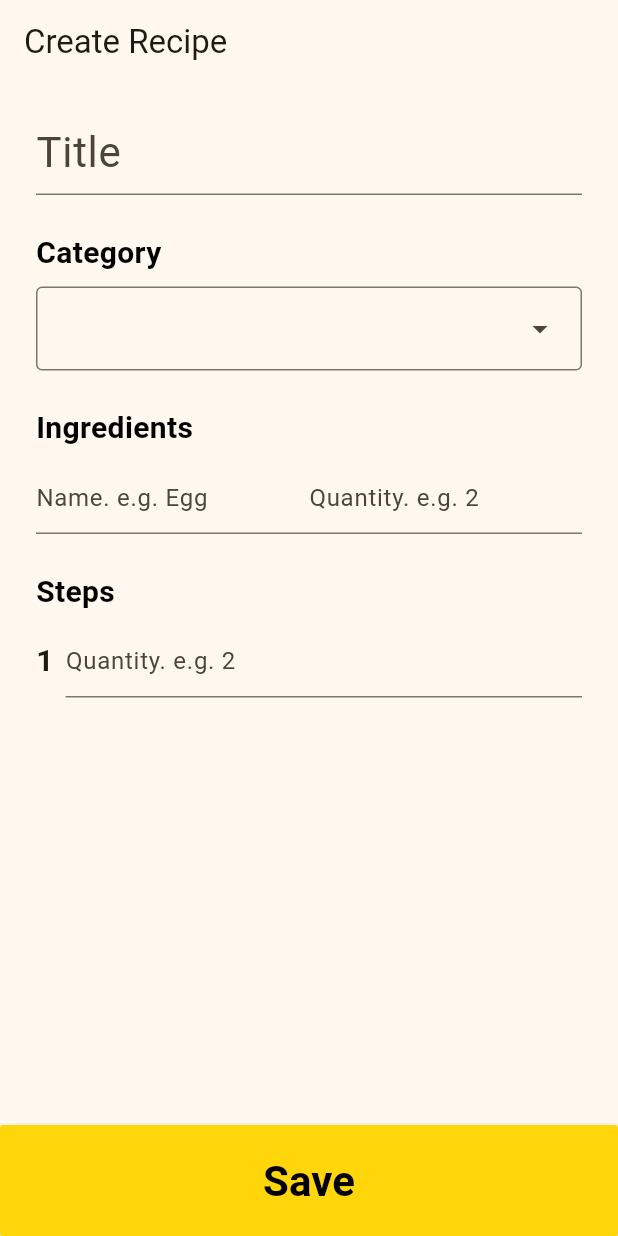
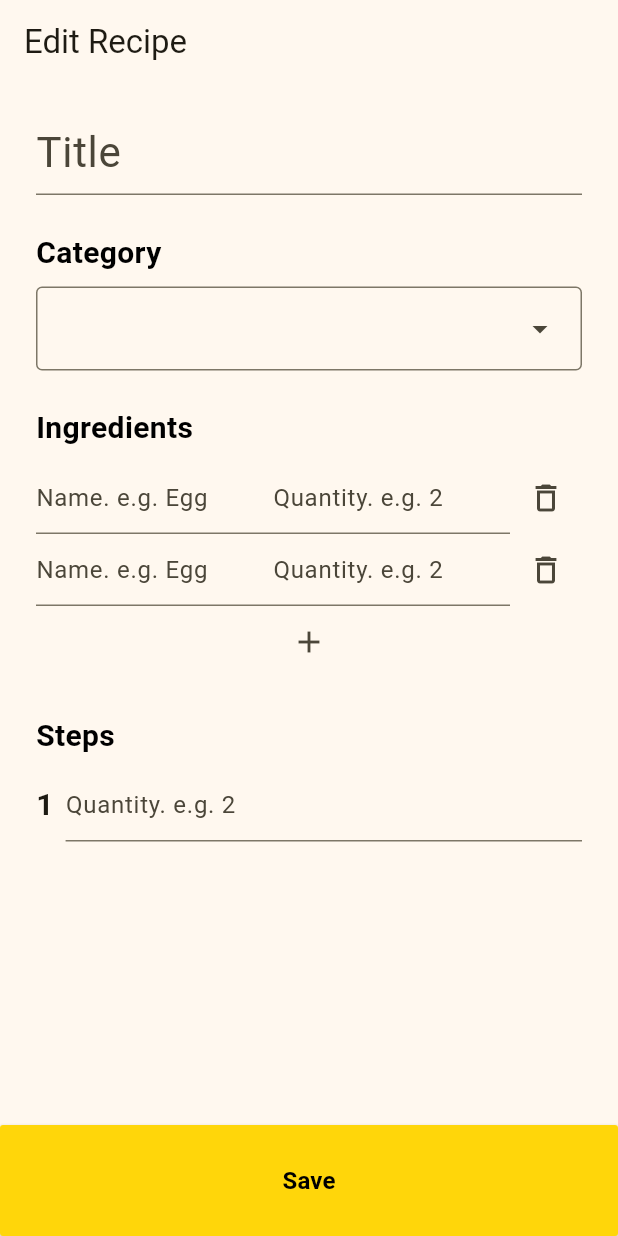
Before and after one commit to yzzhuo/Ricetta, a Flutter app: the RecipeEditScreen screen opened by its route, on a phone screen of 412 x 824 dp. Run offline on Flutter 3.47's test engine with Material 3 defaults, Android fonts, the phone set to English and light mode, and no system bars; our stand-ins replace cloud_firestore, firebase_auth, firebase_core, firebase_storage, flutter_riverpod, go_router; accounts and stored records are empty; statements that could not run were skipped.

Commit message:
feat: update ingredients

```diff
--- a/lib/models/recipe.dart
+++ b/lib/models/recipe.dart
@@ -1,13 +1,21 @@
 import 'package:Ricetta/models/category.dart';
 
 class Ingredient {
-  final String name;
-  final String quantity;
+  String name;
+  String quantity;
 
   Ingredient({
     required this.name,
     required this.quantity,
   });
+
+  set(String key, String value) {
+    if (key == 'name') {
+      name = value;
+    } else if (key == 'quantity') {
+      quantity = value;
+    }
+  }
 }
 
 class Recipe {
@@ -15,7 +23,7 @@ class Recipe {
   RecipeCategory? category;
   final String title;
   final String imageUrl;
-  final List<Ingredient> ingredients;
+  List<Ingredient> ingredients;
   final List<String> steps;
   final String categoryId;
   late bool isFavourite;
--- a/lib/routes/router.dart
+++ b/lib/routes/router.dart
@@ -15,8 +15,7 @@ final router = GoRouter(
         path: '/',
         builder: (context, state) => Layout(child: const HomeScreen())),
     GoRoute(
-        path: '/recipe/edit',
-        builder: (context, state) => const RecipeEditScreen()),
+        path: '/recipe/edit', builder: (context, state) => RecipeEditScreen()),
     GoRoute(
         path: '/recipe/:recipeId',
         builder: (context, state) => Layout(
--- a/lib/screens/recipe_edit_screen.dart
+++ b/lib/screens/recipe_edit_screen.dart
@@ -4,34 +4,57 @@ import 'package:Ricetta/providers/category_provider.dart';
 import 'package:flutter/material.dart';
 import 'package:flutter_riverpod/flutter_riverpod.dart';
 
+final Recipe defaultRecipe = Recipe(
+  id: '',
+  title: '',
+  imageUrl: '',
+  categoryId: '',
+  ingredients: [
+    Ingredient(name: '', quantity: ''),
+    Ingredient(name: '', quantity: '')
+  ],
+  steps: [''],
+);
+
 class RecipeEditScreen extends ConsumerStatefulWidget {
-  final Recipe? recipe; // Assuming there's a Recipe model
-  const RecipeEditScreen({super.key, this.recipe});
+  Recipe? recipe; // Assuming there's a Recipe model
+  RecipeEditScreen({super.key, this.recipe}) {
+    recipe = recipe ?? defaultRecipe;
+  }
 
   @override
   _RecipeEditScreenState createState() => _RecipeEditScreenState();
 }
 
 class _RecipeEditScreenState extends ConsumerState<RecipeEditScreen> {
+  late Recipe _editableRecipe;
   final _formKey = GlobalKey<FormState>();
   late TextEditingController _titleController;
-  final TextEditingController _categoryController = TextEditingController();
-
-  late TextEditingController _descriptionController;
+  late TextEditingController _categoryController = TextEditingController();
 
   @override
   void initState() {
     super.initState();
+    _editableRecipe = widget.recipe!;
     _titleController = TextEditingController(text: widget.recipe?.title ?? '');
-    _descriptionController =
-        TextEditingController(text: widget.recipe?.title ?? '');
+    _categoryController =
+        TextEditingController(text: widget.recipe?.categoryId ?? '');
   }
 
   @override
   void dispose() {
     _titleController.dispose();
-    _descriptionController.dispose();
+    _categoryController.dispose();
     super.dispose();
+  }
+
+  void _removeIngredient(String name) {
+    print(_editableRecipe.ingredients);
+    // Method to remove an ingredient
+    setState(() {
+      _editableRecipe.ingredients
+          .removeWhere((element) => element.name == name);
+    });
   }
 
   @override
@@ -94,33 +117,33 @@ class _RecipeEditScreenState extends ConsumerState<RecipeEditScreen> {
                           const SizedBox(height: 8),
                           Expanded(
                               child: Column(
-                            children: [
-                              Row(
-                                mainAxisAlignment:
-                                    MainAxisAlignment.spaceBetween,
-                                children: [
-                                  const Expanded(
-                                      child: TextField(
-                                    decoration: InputDecoration(
-                                      hintText: 'Name. e.g. Egg',
-                                    ),
-                                  )),
-                                  Expanded(
-                                      child: TextFormField(
-                                    decoration: const InputDecoration(
-                                      hintText: 'Quantity. e.g. 2',
-                                    ),
-                                    validator: (value) {
-                                      if (value == null || value.isEmpty) {
-                                        return 'Please enter the quantity';
-                                      }
-                                      return null;
-                                    },
-                                  ))
-                                ],
-                              ),
-                            ],
-                          )),
+                                  children: widget.recipe!.ingredients
+                                      .asMap()
+                                      .entries
+                                      .map((entry) => IngredientRow(
+                                          key: Key(entry.value.name +
+                                              entry.key.toString()),
+                                          ingredient: entry.value,
+                                          onDelete: () {
+                                            final name = _editableRecipe
+                                                .ingredients[entry.key].name;
+                                            _removeIngredient(name);
+                                          },
+                                          onChanged:
+                                              (String key, String value) {
+                                            _editableRecipe
+                                                .ingredients[entry.key]
+                                                .set(key, value);
+                                          }))
+                                      .toList())),
+                          IconButton(
+                              icon: const Icon(Icons.add),
+                              onPressed: () => {
+                                    setState(() {
+                                      _editableRecipe.ingredients.add(
+                                          Ingredient(name: '', quantity: ''));
+                                    })
+                                  }),
                           const SizedBox(height: 24),
                           const Text('Steps',
                               style: TextStyle(
@@ -175,7 +198,7 @@ class _RecipeEditScreenState extends ConsumerState<RecipeEditScreen> {
                   'Save',
                   style: TextStyle(
                     color: Colors.black,
-                    fontSize: 28,
+                    fontSize: 16,
                     fontWeight: FontWeight.w700,
                   ),
                 ))
@@ -183,3 +206,53 @@ class _RecipeEditScreenState extends ConsumerState<RecipeEditScreen> {
         ));
   }
 }
+
+class IngredientRow extends StatelessWidget {
+  Ingredient ingredient;
+  Function onChanged;
+  Function onDelete;
+
+  IngredientRow(
+      {super.key,
+      required this.ingredient,
+      required this.onChanged,
+      required this.onDelete});
+  @override
+  Widget build(BuildContext context) {
+    return Row(
+      mainAxisAlignment: MainAxisAlignment.spaceBetween,
+      children: [
+        Expanded(
+            child: TextFormField(
+          initialValue: ingredient.name,
+          onChanged: (value) {
+            onChanged('name', value);
+          },
+          decoration: const InputDecoration(
+            hintText: 'Name. e.g. Egg',
+          ),
+        )),
+        Expanded(
+            child: TextFormField(
+          initialValue: ingredient.quantity,
+          onChanged: (value) {
+            onChanged('quantity', value);
+          },
+          decoration: const InputDecoration(
+            hintText: 'Quantity. e.g. 2',
+          ),
+          validator: (value) {
+            if (value == null || value.isEmpty) {
+              return 'Please enter the quantity';
+            }
+            return null;
+          },
+        )),
+        IconButton(
+          icon: const Icon(Icons.delete_outline),
+          onPressed: () => onDelete(),
+        )
+      ],
+    );
+  }
+}
```
